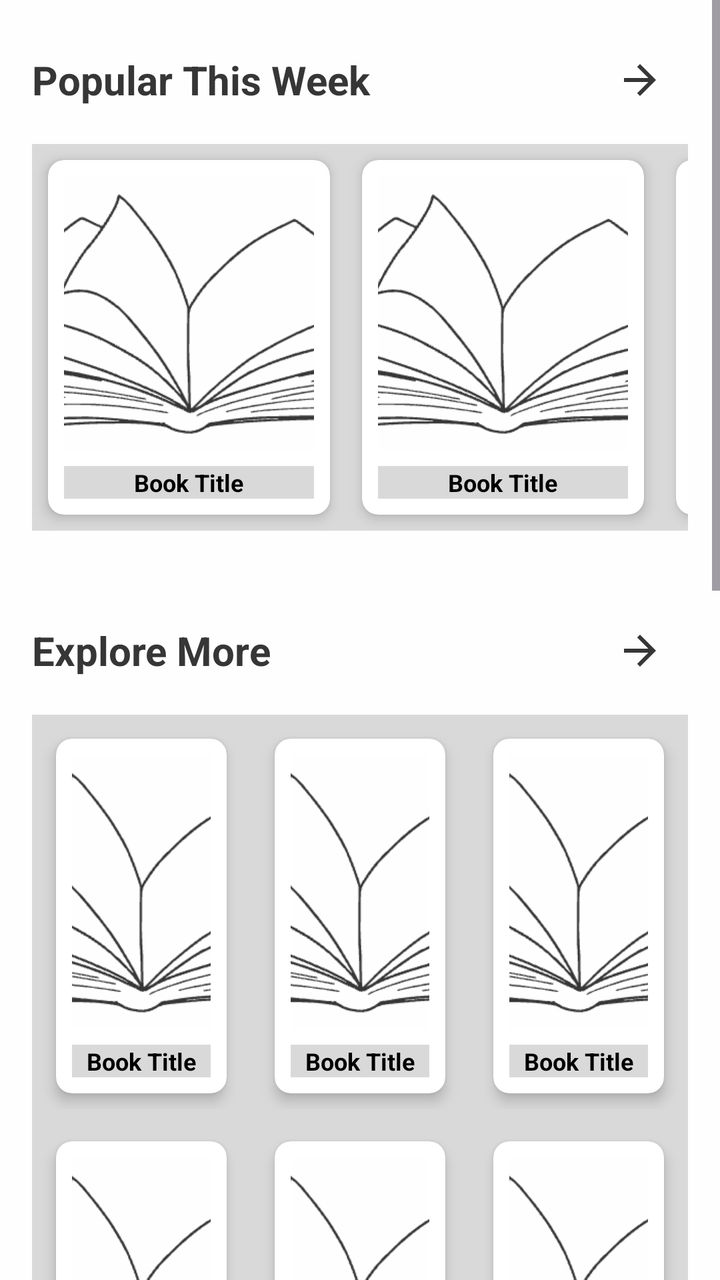
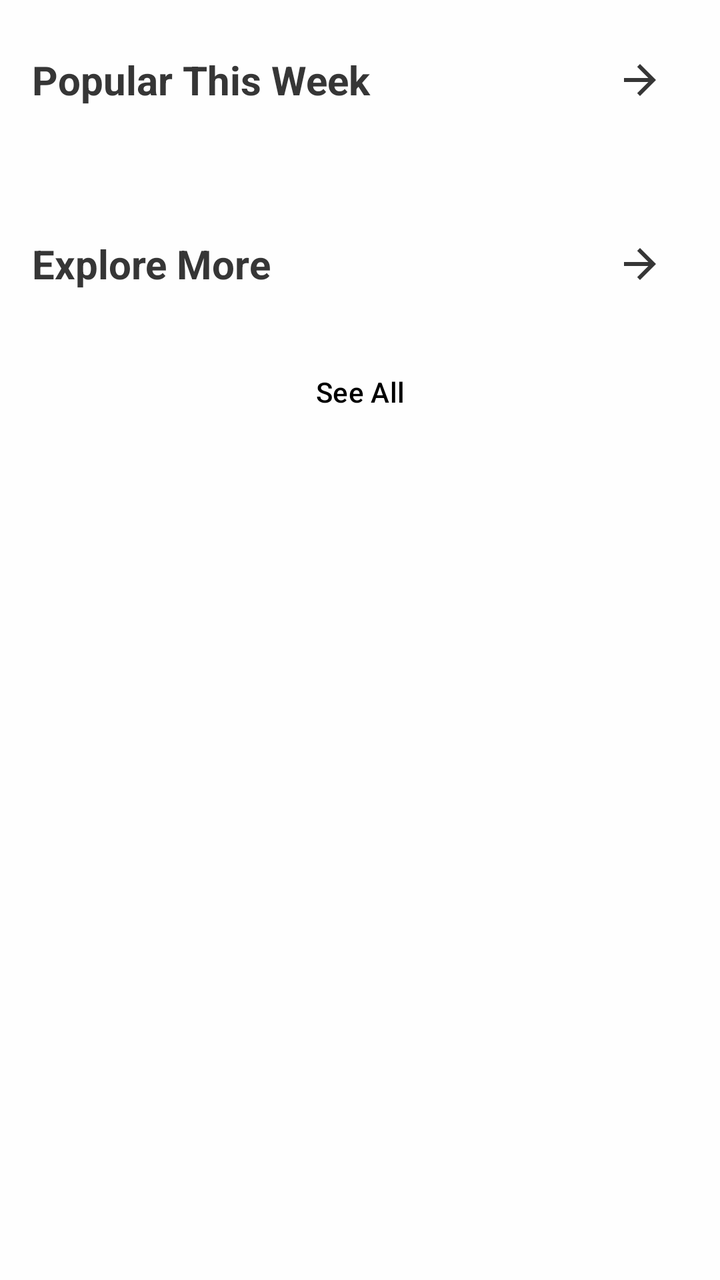

Two renders of the same Android screen: before a commit and after it. Below are the layout's source before the change and the commit's diff.
<!-- AndroidManifest.xml: application theme Theme.FrontendBook -->
<!-- res/layout/fragment_inner_books.xml -->
<androidx.constraintlayout.widget.ConstraintLayout
    xmlns:android="http://schemas.android.com/apk/res/android"
    xmlns:app="http://schemas.android.com/apk/res-auto"
    android:layout_width="match_parent"
    android:layout_height="match_parent"
    android:background="@color/backgroundPrimary">

    <ScrollView
        android:id="@+id/scrollContainer"
        android:layout_width="0dp"
        android:layout_height="0dp"
        android:paddingBottom="96dp"
        android:fillViewport="true"
        android:clipToPadding="false"
        app:layout_constraintTop_toTopOf="parent"
        app:layout_constraintBottom_toBottomOf="parent"
        app:layout_constraintStart_toStartOf="parent"
        app:layout_constraintEnd_toEndOf="parent">

        <LinearLayout
            android:layout_width="match_parent"
            android:layout_height="wrap_content"
            android:orientation="vertical"
            android:padding="16dp">

            
            <LinearLayout
                android:layout_width="match_parent"
                android:layout_height="wrap_content"
                android:orientation="horizontal"
                android:gravity="center_vertical"
                android:paddingBottom="8dp">

                <TextView
                    android:id="@+id/popularTitle"
                    android:layout_width="0dp"
                    android:layout_height="wrap_content"
                    android:layout_weight="1"
                    android:text="Popular This Week"
                    android:textColor="@color/textSecondary"
                    android:textSize="20sp"
                    android:textStyle="bold" />

                <androidx.appcompat.widget.AppCompatImageButton
                    android:id="@+id/popularArrow"
                    android:layout_width="48dp"
                    android:layout_height="48dp"
                    android:background="@android:color/transparent"
                    android:src="@drawable/ic_baseline_arrow_forward_24"
                    android:contentDescription="See All Popular Books"
                    app:tint="@color/textSecondary" />

            </LinearLayout>

            
            <HorizontalScrollView
                android:layout_width="match_parent"
                android:layout_height="wrap_content"
                android:scrollbars="none"
                android:paddingBottom="12dp">

                <LinearLayout
                    android:layout_width="wrap_content"
                    android:layout_height="wrap_content"
                    android:orientation="horizontal"
                    android:background="@color/backgroundSecondary">

                    
                    <include layout="@layout/item_book_grid" />
                    <include layout="@layout/item_book_grid" />
                    <include layout="@layout/item_book_grid" />
                    <include layout="@layout/item_book_grid" />
                    <include layout="@layout/item_book_grid" />
                    <include layout="@layout/item_book_grid" />
                </LinearLayout>
            </HorizontalScrollView>

            
            <LinearLayout
                android:layout_width="match_parent"
                android:layout_height="wrap_content"
                android:orientation="horizontal"
                android:gravity="center_vertical"
                android:paddingBottom="8dp"
                android:layout_marginTop="24dp">

                <TextView
                    android:id="@+id/exploreTitle"
                    android:layout_width="0dp"
                    android:layout_height="wrap_content"
                    android:layout_weight="1"
                    android:text="Explore More"
                    android:textColor="@color/textSecondary"
                    android:textSize="20sp"
                    android:textStyle="bold" />

                <androidx.appcompat.widget.AppCompatImageButton
                    android:id="@+id/exploreArrow"
                    android:layout_width="48dp"
                    android:layout_height="48dp"
                    android:background="@android:color/transparent"
                    android:src="@drawable/ic_baseline_arrow_forward_24"
                    android:contentDescription="See All Explore Books"
                    app:tint="@color/textSecondary" />
            </LinearLayout>

            
            <GridLayout
                android:layout_width="match_parent"
                android:layout_height="wrap_content"
                android:alignmentMode="alignMargins"
                android:columnCount="3"
                android:rowOrderPreserved="false"
                android:useDefaultMargins="true"
                android:background="@color/backgroundSecondary">

                
                <FrameLayout
                    android:layout_width="0dp"
                    android:layout_height="wrap_content"
                    android:layout_margin="4dp"
                    android:layout_gravity="fill"
                    android:layout_columnWeight="1">
                    <include layout="@layout/item_book_grid" />

                </FrameLayout>
                <FrameLayout
                    android:layout_width="0dp"
                    android:layout_height="wrap_content"
                    android:layout_margin="4dp"
                    android:layout_gravity="fill"
                    android:layout_columnWeight="1">

                    <include layout="@layout/item_book_grid" />
                </FrameLayout><FrameLayout
                android:layout_width="0dp"
                android:layout_height="wrap_content"
                android:layout_margin="4dp"
                android:layout_gravity="fill"
                android:layout_columnWeight="1">

                <include layout="@layout/item_book_grid" />
            </FrameLayout><FrameLayout
                android:layout_width="0dp"
                android:layout_height="wrap_content"
                android:layout_margin="4dp"
                android:layout_gravity="fill"
                android:layout_columnWeight="1">

                <include layout="@layout/item_book_grid" />
            </FrameLayout><FrameLayout
                android:layout_width="0dp"
                android:layout_height="wrap_content"
                android:layout_margin="4dp"
                android:layout_gravity="fill"
                android:layout_columnWeight="1">

                <include layout="@layout/item_book_grid" />
            </FrameLayout><FrameLayout
                android:layout_width="0dp"
                android:layout_height="wrap_content"
                android:layout_margin="4dp"
                android:layout_gravity="fill"
                android:layout_columnWeight="1">

                <include layout="@layout/item_book_grid" />
            </FrameLayout><FrameLayout
                android:layout_width="0dp"
                android:layout_height="wrap_content"
                android:layout_margin="4dp"
                android:layout_gravity="fill"
                android:layout_columnWeight="1">

                <include layout="@layout/item_book_grid" />
            </FrameLayout><FrameLayout
                android:layout_width="0dp"
                android:layout_height="wrap_content"
                android:layout_margin="4dp"
                android:layout_gravity="fill"
                android:layout_columnWeight="1">

                <include layout="@layout/item_book_grid" />
            </FrameLayout><FrameLayout
                android:layout_width="0dp"
                android:layout_height="wrap_content"
                android:layout_margin="4dp"
                android:layout_gravity="fill"
                android:layout_columnWeight="1">

                <include layout="@layout/item_book_grid" />
            </FrameLayout><FrameLayout
                android:layout_width="0dp"
                android:layout_height="wrap_content"
                android:layout_margin="4dp"
                android:layout_gravity="fill"
                android:layout_columnWeight="1">

                <include layout="@layout/item_book_grid" />
            </FrameLayout><FrameLayout
                android:layout_width="0dp"
                android:layout_height="wrap_content"
                android:layout_margin="4dp"
                android:layout_gravity="fill"
                android:layout_columnWeight="1">

                <include layout="@layout/item_book_grid" />
                <FrameLayout
                    android:layout_width="0dp"
                    android:layout_height="wrap_content"
                    android:layout_margin="4dp"
                    android:layout_gravity="fill"
                    android:layout_columnWeight="1"
                    android:background="@color/backgroundPrimary">

                    <com.google.android.material.button.MaterialButton
                        android:id="@+id/exploreSeeAll"
                        style="@style/Widget.Material3.Button.TextButton"
                        android:layout_width="match_parent"
                        android:layout_height="wrap_content"
                        android:text="See All"
                        android:textColor="@color/textPrimary"
                        android:textSize="14sp"
                        android:backgroundTint="@android:color/transparent"
                        android:strokeColor="@color/textSecondary"
                        android:layout_gravity="center"
                        android:contentDescription="Go to Explore More" />
                </FrameLayout>

            </FrameLayout>
            </GridLayout>

        </LinearLayout>
    </ScrollView>
</androidx.constraintlayout.widget.ConstraintLayout>
<!-- res/layout/item_book_grid.xml (included above) -->
<androidx.cardview.widget.CardView
    xmlns:android="http://schemas.android.com/apk/res/android"
    xmlns:card_view="http://schemas.android.com/apk/res-auto"
    android:layout_width="match_parent"
    android:layout_height="wrap_content"
    android:layout_margin="8dp"
    card_view:cardCornerRadius="8dp"
    card_view:cardElevation="4dp"
    android:background="@color/backgroundPrimary">

    <LinearLayout
        android:layout_width="match_parent"
        android:layout_height="match_parent"
        android:gravity="center_horizontal"
        android:orientation="vertical"
        android:padding="8dp">

        
        <ImageView
            android:id="@+id/bookImage"
            android:layout_width="125dp"
            android:layout_height="137dp"
            android:layout_weight="1"
            android:adjustViewBounds="true"
            android:background="@color/boxes_background"
            android:contentDescription="Book cover"
            android:scaleType="centerCrop"
            android:src="@drawable/bookk" />

        
        <TextView
            android:id="@+id/bookTitle"
            android:layout_width="match_parent"
            android:layout_height="wrap_content"
            android:layout_marginTop="8dp"
            android:background="@color/backgroundSecondary"
            android:ellipsize="end"
            android:gravity="center"
            android:maxLines="1"
            android:text="Book Title"
            android:textColor="@color/textPrimary"
            android:textSize="12sp"
            android:textStyle="bold" />
    </LinearLayout>
</androidx.cardview.widget.CardView>
<!-- resources referenced by this layout -->
<resources>
  <color name="backgroundPrimary">#FEFEFE</color>
  <color name="backgroundSecondary">#D9D9D9</color>
  <color name="boxes_background">#DCDCDC</color>
  <color name="textPrimary">#000000</color>
  <color name="textSecondary">#363636</color>
  <!-- drawable bookk: png bitmap (drawable, 18992 bytes) -->
  <!-- drawable ic_baseline_arrow_forward_24 (drawable) -->
  <vector xmlns:android="http://schemas.android.com/apk/res/android" android:autoMirrored="true" android:height="24dp" android:tint="#000000" android:viewportHeight="24" android:viewportWidth="24" android:width="24dp">
        
      <path android:fillColor="@android:color/white" android:pathData="M12,4l-1.41,1.41L16.17,11H4v2h12.17l-5.58,5.59L12,20l8,-8z"/>
      
  </vector>
  <style name="Theme.FrontendBook" parent="Base.Theme.FrontendBook" />
  <style name="Base.Theme.FrontendBook" parent="Theme.Material3.DayNight.NoActionBar">
          <item name="colorPrimary">@color/backgroundPrimary</item>
          <item name="colorPrimaryVariant">@color/backgroundSecondary</item>
          <item name="colorOnPrimary">@color/black</item>
          <item name="colorSecondary">@color/black</item>
          <item name="colorOutline">@color/line</item>
  
      </style>
  <color name="black">#000000</color>
  <color name="line">#D9D9D9</color>
</resources>

<!-- the commit's change to res/layout/fragment_inner_books.xml (unified diff, before → after) -->
@@ -1,3 +1,4 @@
+<?xml version="1.0" encoding="utf-8"?>
 <androidx.constraintlayout.widget.ConstraintLayout
     xmlns:android="http://schemas.android.com/apk/res/android"
     xmlns:app="http://schemas.android.com/apk/res-auto"
@@ -49,7 +50,6 @@
                     android:src="@drawable/ic_baseline_arrow_forward_24"
                     android:contentDescription="See All Popular Books"
                     app:tint="@color/textSecondary" />
-
             </LinearLayout>
 
             
@@ -60,19 +60,11 @@
                 android:paddingBottom="12dp">
 
                 <LinearLayout
+                    android:id="@+id/popularBooksContainer"
                     android:layout_width="wrap_content"
                     android:layout_height="wrap_content"
                     android:orientation="horizontal"
-                    android:background="@color/backgroundSecondary">
-
-                    
-                    <include layout="@layout/item_book_grid" />
-                    <include layout="@layout/item_book_grid" />
-                    <include layout="@layout/item_book_grid" />
-                    <include layout="@layout/item_book_grid" />
-                    <include layout="@layout/item_book_grid" />
-                    <include layout="@layout/item_book_grid" />
-                </LinearLayout>
+                    android:background="@color/backgroundSecondary" />
             </HorizontalScrollView>
 
             
@@ -106,175 +98,31 @@
 
             
             <GridLayout
+                android:id="@+id/exploreBooksContainer"
                 android:layout_width="match_parent"
                 android:layout_height="wrap_content"
                 android:alignmentMode="alignMargins"
                 android:columnCount="3"
                 android:rowOrderPreserved="false"
                 android:useDefaultMargins="true"
-                android:background="@color/backgroundSecondary">
+                android:background="@color/backgroundSecondary" />
 
-                
-                <FrameLayout
-                    android:layout_width="0dp"
-                    android:layout_height="wrap_content"
-                    android:layout_margin="4dp"
-                    android:layout_gravity="fill"
-                    android:layout_columnWeight="1">
-                    <include layout="@layout/item_book_grid" />
-
-                </FrameLayout>
-                <FrameLayout
-                    android:layout_width="0dp"
-                    android:layout_height="wrap_content"
-                    android:layout_margin="4dp"
-                    android:layout_gravity="fill"
-                    android:layout_columnWeight="1">
-
-                    <include layout="@layout/item_book_grid" />
-                </FrameLayout><FrameLayout
-                android:layout_width="0dp"
+            
+            <com.google.android.material.button.MaterialButton
+                android:id="@+id/exploreSeeAll"
+                style="@style/Widget.Material3.Button.TextButton"
+                android:layout_width="match_parent"
                 android:layout_height="wrap_content"
-                android:layout_margin="4dp"
-                android:layout_gravity="fill"
-                android:layout_columnWeight="1">
-
-                <include layout="@layout/item_book_grid" />
-            </FrameLayout><FrameLayout
-                android:layout_width="0dp"
-                android:layout_height="wrap_content"
-                android:layout_margin="4dp"
-                android:layout_gravity="fill"
-                android:layout_columnWeight="1">
-
-                <include layout="@layout/item_book_grid" />
-            </FrameLayout><FrameLayout
-                android:layout_width="0dp"
-                android:layout_height="wrap_content"
-                android:layout_margin="4dp"
-                android:layout_gravity="fill"
-                android:layout_columnWeight="1">
-
-                <include layout="@layout/item_book_grid" />
-            </FrameLayout><FrameLayout
-                android:layout_width="0dp"
-                android:layout_height="wrap_content"
-                android:layout_margin="4dp"
-                android:layout_gravity="fill"
-                android:layout_columnWeight="1">
-
-                <include layout="@layout/item_book_grid" />
-            </FrameLayout><FrameLayout
-                android:layout_width="0dp"
-                android:layout_height="wrap_content"
-                android:layout_margin="4dp"
-                android:layout_gravity="fill"
-                android:layout_columnWeight="1">
-
-                <include layout="@layout/item_book_grid" />
-            </FrameLayout><FrameLayout
-                android:layout_width="0dp"
-                android:layout_height="wrap_content"
-                android:layout_margin="4dp"
-                android:layout_gravity="fill"
-                android:layout_columnWeight="1">
-
-                <include layout="@layout/item_book_grid" />
-            </FrameLayout><FrameLayout
-                android:layout_width="0dp"
-                android:layout_height="wrap_content"
-                android:layout_margin="4dp"
-                android:layout_gravity="fill"
-                android:layout_columnWeight="1">
-
-                <include layout="@layout/item_book_grid" />
-            </FrameLayout><FrameLayout
-                android:layout_width="0dp"
-                android:layout_height="wrap_content"
-                android:layout_margin="4dp"
-                android:layout_gravity="fill"
-                android:layout_columnWeight="1">
-
-                <include layout="@layout/item_book_grid" />
-            </FrameLayout><FrameLayout
-                android:layout_width="0dp"
-                android:layout_height="wrap_content"
-                android:layout_margin="4dp"
-                android:layout_gravity="fill"
-                android:layout_columnWeight="1">
-
-                <include layout="@layout/item_book_grid" />
-                <FrameLayout
-                    android:layout_width="0dp"
-                    android:layout_height="wrap_content"
-                    android:layout_margin="4dp"
-                    android:layout_gravity="fill"
-                    android:layout_columnWeight="1"
-                    android:background="@color/backgroundPrimary">
-
-                    <com.google.android.material.button.MaterialButton
-                        android:id="@+id/exploreSeeAll"
-                        style="@style/Widget.Material3.Button.TextButton"
-                        android:layout_width="match_parent"
-                        android:layout_height="wrap_content"
-                        android:text="See All"
-                        android:textColor="@color/textPrimary"
-                        android:textSize="14sp"
-                        android:backgroundTint="@android:color/transparent"
-                        android:strokeColor="@color/textSecondary"
-                        android:layout_gravity="center"
-                        android:contentDescription="Go to Explore More" />
-                </FrameLayout>
-
-            </FrameLayout>
-            </GridLayout>
+                android:text="See All"
+                android:textColor="@color/textPrimary"
+                android:textSize="14sp"
+                android:backgroundTint="@android:color/transparent"
+                android:strokeColor="@color/textSecondary"
+                android:layout_gravity="center"
+                android:contentDescription="Go to Explore More"
+                android:layout_marginTop="8dp"
+                android:layout_marginBottom="16dp" />
 
         </LinearLayout>
     </ScrollView>
 </androidx.constraintlayout.widget.ConstraintLayout>
-<!-- res/layout/item_book_grid.xml (included above) -->
-<androidx.cardview.widget.CardView
-    xmlns:android="http://schemas.android.com/apk/res/android"
-    xmlns:card_view="http://schemas.android.com/apk/res-auto"
-    android:layout_width="match_parent"
-    android:layout_height="wrap_content"
-    android:layout_margin="8dp"
-    card_view:cardCornerRadius="8dp"
-    card_view:cardElevation="4dp"
-    android:background="@color/backgroundPrimary">
-
-    <LinearLayout
-        android:layout_width="match_parent"
-        android:layout_height="match_parent"
-        android:gravity="center_horizontal"
-        android:orientation="vertical"
-        android:padding="8dp">
-
-        
-        <ImageView
-            android:id="@+id/bookImage"
-            android:layout_width="125dp"
-            android:layout_height="137dp"
-            android:layout_weight="1"
-            android:adjustViewBounds="true"
-            android:background="@color/boxes_background"
-            android:contentDescription="Book cover"
-            android:scaleType="centerCrop"
-            android:src="@drawable/bookk" />
-
-        
-        <TextView
-            android:id="@+id/bookTitle"
-            android:layout_width="match_parent"
-            android:layout_height="wrap_content"
-            android:layout_marginTop="8dp"
-            android:background="@color/backgroundSecondary"
-            android:ellipsize="end"
-            android:gravity="center"
-            android:maxLines="1"
-            android:text="Book Title"
-            android:textColor="@color/textPrimary"
-            android:textSize="12sp"
-            android:textStyle="bold" />
-    </LinearLayout>
-</androidx.cardview.widget.CardView>
<!-- resource entries referenced after the edit -->
@@ -2,10 +2,8 @@
 <resources>
   <color name="backgroundPrimary">#FEFEFE</color>
   <color name="backgroundSecondary">#D9D9D9</color>
-  <color name="boxes_background">#DCDCDC</color>
   <color name="textPrimary">#000000</color>
   <color name="textSecondary">#363636</color>
-  <!-- drawable bookk: png bitmap (drawable, 18992 bytes) -->
   <!-- drawable ic_baseline_arrow_forward_24 (drawable) -->
   <vector xmlns:android="http://schemas.android.com/apk/res/android" android:autoMirrored="true" android:height="24dp" android:tint="#000000" android:viewportHeight="24" android:viewportWidth="24" android:width="24dp">
         
